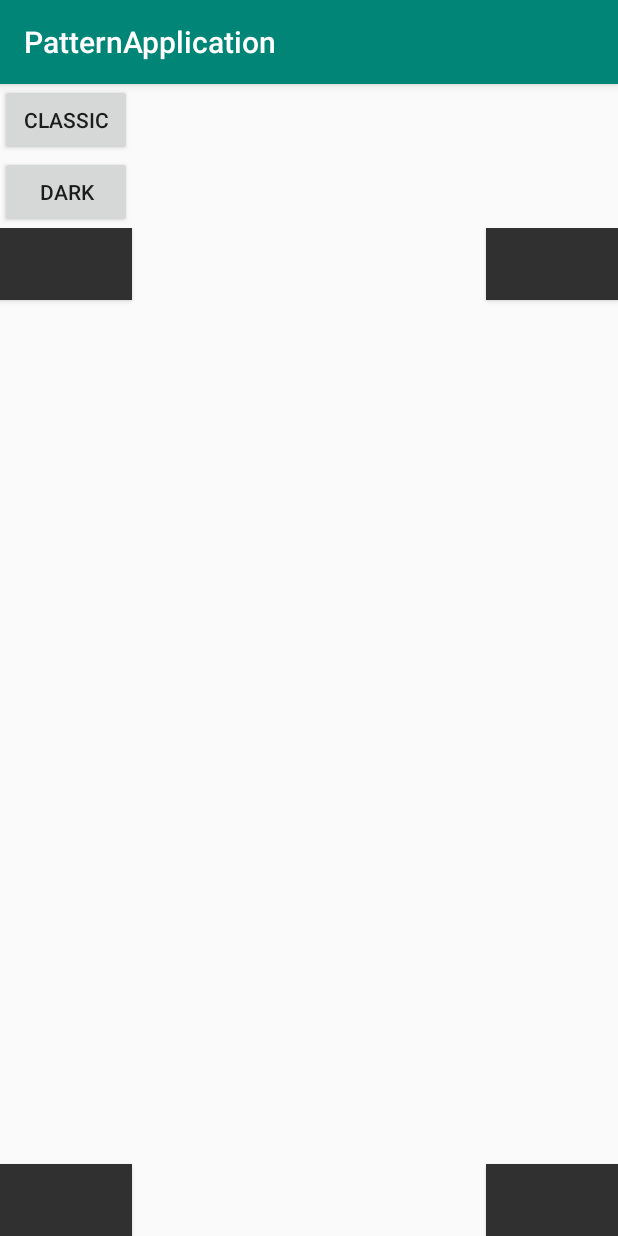
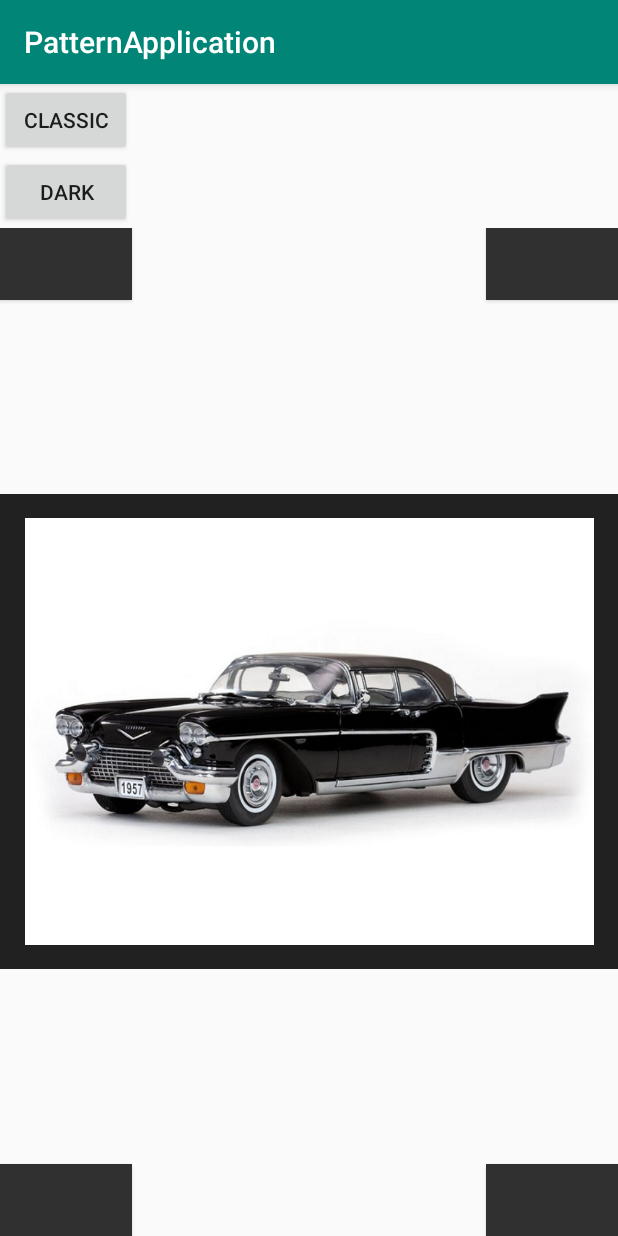
Before and after one commit to PavKovalenko/PatternSamplerApplication, an Android app: the screen it shows after launch (MainActivity), after a tap on "DARK", on a phone screen of 412 x 824 dp. Run offline under Robolectric (Android 15) with nearby library versions, the phone set to English and light mode, and no system bars.

Commit message:
Add image and border to builder

```diff
--- a/app/src/main/java/com/stein/patternapplication/MainActivity.kt
+++ b/app/src/main/java/com/stein/patternapplication/MainActivity.kt
@@ -43,15 +43,17 @@ class MainActivity : AppCompatActivity() {
     }
 
     private fun fillContainer() {
-        container.addView(widgetFactory.createButton(), getTopLeftParams())
-        container.addView(widgetFactory.createButton(), getTopRightParams())
-        container.addView(widgetFactory.createButton(), getBottomLeftParams())
-        container.addView(widgetFactory.createButton(), getBottomRightParams())
+        with(container) {
+            addView(widgetFactory.createButton(), getTopLeftParams())
+            addView(widgetFactory.createButton(), getTopRightParams())
+            addView(widgetFactory.createButton(), getBottomLeftParams())
+            addView(widgetFactory.createButton(), getBottomRightParams())
 
-        container.addView(widgetFactory.createGalleryImageView(), getCenterParams())
+            addView(widgetFactory.createGalleryImageView(), getCenterParams())
+        }
     }
 
-    private fun getTopLeftParams(): RelativeLayout.LayoutParams =
+    private fun getTopLeftParams() =
         RelativeLayout.LayoutParams(ViewGroup.LayoutParams.WRAP_CONTENT, ViewGroup.LayoutParams.WRAP_CONTENT)
 
     private fun getTopRightParams(): RelativeLayout.LayoutParams {
--- a/app/src/main/java/com/stein/patternapplication/abs_factory/WidgetFactory.kt
+++ b/app/src/main/java/com/stein/patternapplication/abs_factory/WidgetFactory.kt
@@ -3,6 +3,7 @@ package com.stein.patternapplication.abs_factory
 import android.content.Context
 import android.widget.Button
 import android.widget.ImageView
+import com.stein.patternapplication.R
 import com.stein.patternapplication.builder.GalleryImageView
 
 abstract class WidgetAbstractFactory() {
@@ -14,11 +15,17 @@ abstract class WidgetAbstractFactory() {
 class ClassicWidgetFactory(private val context: Context) : WidgetAbstractFactory() {
     override fun createImageView(): ImageView = ClassicImageView(context)
     override fun createButton(): Button = ClassicButton(context)
-    override fun createGalleryImageView(): GalleryImageView = GalleryImageView.Builder(context).build()
+    override fun createGalleryImageView(): GalleryImageView = GalleryImageView.Builder(context)
+        .setImage(R.drawable.cadillac)
+        .addBorder(3)
+        .build()
 }
 
 class DarkWidgetFactory(private val context: Context) : WidgetAbstractFactory() {
     override fun createImageView(): ImageView = DarkImageView(context)
     override fun createButton(): Button = DarkButton(context)
-    override fun createGalleryImageView(): GalleryImageView = GalleryImageView.Builder(context).build()
+    override fun createGalleryImageView(): GalleryImageView = GalleryImageView.Builder(context)
+        .setImage(R.drawable.dark_cadillac)
+        .addBorder(24)
+        .build()
 }
--- a/app/src/main/java/com/stein/patternapplication/builder/GalleryImageView.kt
+++ b/app/src/main/java/com/stein/patternapplication/builder/GalleryImageView.kt
@@ -1,18 +1,47 @@
 package com.stein.patternapplication.builder
 
 import android.content.Context
-import android.support.constraint.ConstraintLayout
+import android.graphics.drawable.Drawable
+import android.view.LayoutInflater
+import android.widget.FrameLayout
+import com.stein.patternapplication.R
+import kotlinx.android.synthetic.main.widget_gallery_image.view.*
 
-class GalleryImageView(context: Context) : ConstraintLayout(context) {
+class GalleryImageView(context: Context) : FrameLayout(context) {
 
+    init {
+        LayoutInflater.from(context).inflate(R.layout.widget_gallery_image, this)
+    }
 
-    class Builder(private val context: Context) {
+    class Builder(context: Context) {
+
+        //todo finished add title and year
+
+        private val galleryImageView: GalleryImageView = GalleryImageView(context)
+
+        fun setImage(resId: Int): Builder {
+            galleryImageView.galleryImage.apply {
+                visibility = VISIBLE
+                setImageResource(resId)
+            }
+            return this
+        }
+
+        fun setImage(drawable: Drawable): Builder {
+            galleryImageView.galleryImage.apply {
+                visibility = VISIBLE
+                setImageDrawable(drawable)
+            }
+            return this
+        }
+
+        fun addBorder(value: Int): Builder {
+            galleryImageView.galleryImage.setPadding(value, value, value, value)
+            return this
+        }
 
         fun build(): GalleryImageView {
-
-            //todo finished continue to build builder layout
-
-            return GalleryImageView(context);
+            return galleryImageView;
         }
 
     }
--- /dev/null
+++ b/app/src/main/res/layout/widget_gallery_image.xml
@@ -0,0 +1,17 @@
+<?xml version="1.0" encoding="utf-8"?>
+<android.support.constraint.ConstraintLayout xmlns:android="http://schemas.android.com/apk/res/android"
+                                             android:layout_width="match_parent"
+                                             android:layout_height="match_parent">
+
+    <ImageView
+            android:id="@+id/galleryImage"
+            android:layout_height="wrap_content"
+            android:layout_width="wrap_content"
+            android:visibility="gone"
+            android:scaleType="centerInside"
+            android:layout_marginTop="40dp"
+            android:layout_marginBottom="40dp"
+            android:adjustViewBounds="true"
+            android:background="@color/border_color"/>
+
+</android.support.constraint.ConstraintLayout>
--- a/app/src/main/res/values/colors.xml
+++ b/app/src/main/res/values/colors.xml
@@ -5,4 +5,5 @@
     <color name="colorAccent">#D81B60</color>
 
     <color name="dark">#303030</color>
+    <color name="border_color">#212121</color>
 </resources>
```
Also changed, not shown: app/src/main/res/drawable/cadillac.jpg (added), app/src/main/res/drawable/dark_cadillac.jpg (added).
